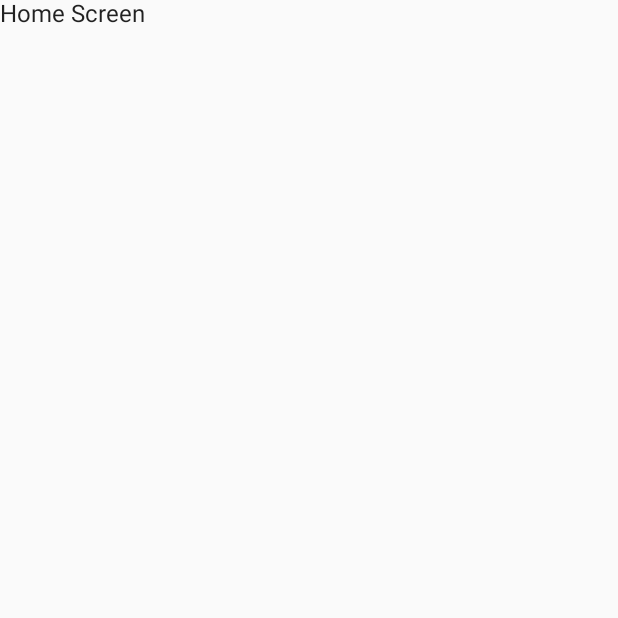
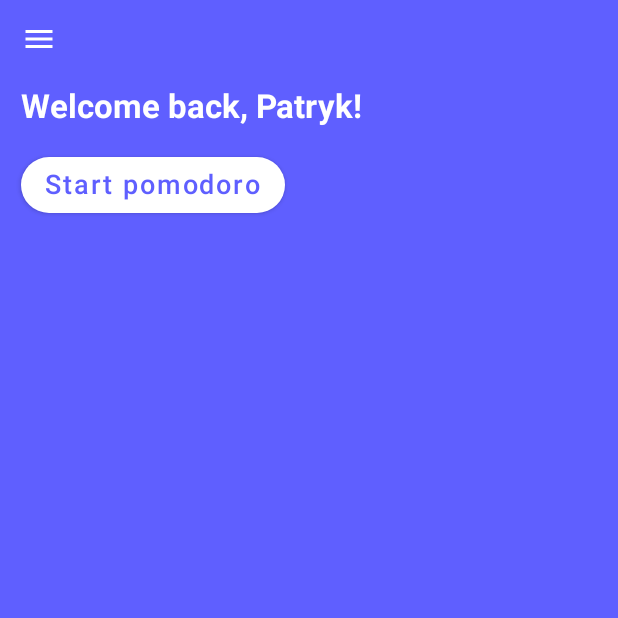
Before and after one commit to Jurgielele/PomoDone, an Android app built with Jetpack Compose: the HomeScreen screen opened through its navigation route, on a phone screen of 412 x 824 dp, the top half of it. Before the commit the part shown is almost empty. Run offline under Robolectric (Android 15) with nearby library versions, the phone set to English and light mode, and no system bars; our stand-ins replace Dagger/Hilt's generated code, accompanist.

Commit message:
header home screen

```diff
--- a/app/src/main/java/com/example/taskpomodore/screen/HomeScreen.kt
+++ b/app/src/main/java/com/example/taskpomodore/screen/HomeScreen.kt
@@ -1,11 +1,87 @@
 package com.example.taskpomodore.screen
 
-import androidx.compose.material.Text
+import androidx.compose.foundation.background
+import androidx.compose.foundation.layout.*
+import androidx.compose.foundation.shape.RoundedCornerShape
+import androidx.compose.material.*
+import androidx.compose.material.icons.Icons
+import androidx.compose.material.icons.filled.Menu
 import androidx.compose.runtime.Composable
+import androidx.compose.ui.Modifier
+import androidx.compose.ui.graphics.Color
+import androidx.compose.ui.graphics.Color.Companion.Transparent
+import androidx.compose.ui.graphics.Color.Companion.White
+import androidx.compose.ui.text.font.FontWeight.Companion.Bold
+import androidx.compose.ui.text.font.FontWeight.Companion.Medium
+import androidx.compose.ui.tooling.preview.Preview
+import androidx.compose.ui.unit.dp
+import androidx.compose.ui.unit.sp
 import androidx.navigation.NavController
 import androidx.navigation.NavHostController
+import com.example.taskpomodore.model.Todo
 
 @Composable
 fun HomeScreen(navController: NavHostController){
-    Text("Home Screen")
+    Column(modifier = Modifier
+        .fillMaxSize()
+        .background(Color(0xff5F5FFF))) {
+        Header(name = "Patryk") {
+
+        }
+    }
 }
+
+@Composable
+fun ToDoList(todos: List<Todo>){
+    Column() {
+
+    }
+}
+@Composable
+fun ToDoItem(todo: Todo){
+
+}
+
+@Composable
+fun Header(name: String, onPomodoroStartClicked: () -> Unit){
+    Column(modifier = Modifier
+        .fillMaxWidth()
+        .padding(14.dp)) {
+        Icon(Icons.Default.Menu, "", tint = White )
+        Divider(modifier = Modifier.heightIn(20.dp), color = Transparent)
+        Text(
+            "Welcome back, $name!",
+            fontWeight = Bold,
+            fontSize = 22.sp,
+            color = White
+        )
+        Divider(modifier = Modifier.heightIn(15.dp), color = Transparent)
+        //TODO timer
+        Button(
+            modifier = Modifier.padding(0.dp),
+            onClick = onPomodoroStartClicked,
+            shape = RoundedCornerShape(20.dp),
+            colors = ButtonDefaults.buttonColors(backgroundColor = White)
+        ) {
+            Text(
+                "Start pomodoro",
+                fontWeight = Medium,
+                fontSize = 18.sp,
+                color = Color(
+                    0xff5F5FFF
+                )
+            )
+        }
+    }
+}
+
+
+@Preview
+@Composable
+fun HeaderPreview(){
+    Column() {
+        Header(name = "Patryk") {
+
+        }
+    }
+}
--- a/app/src/main/java/com/example/taskpomodore/screen/OnBoardingScreen.kt
+++ b/app/src/main/java/com/example/taskpomodore/screen/OnBoardingScreen.kt
@@ -73,7 +73,6 @@ fun OnBoardingScreen(
                 pagerState = pagerState,
             )
     }
-
 }
 
 //PAGES
```
